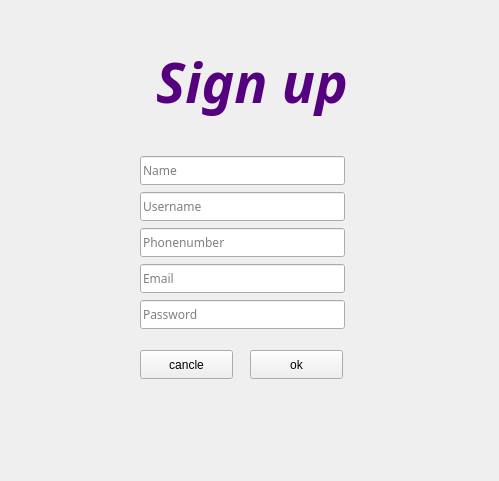
Before: the Qt Designer form signup.ui in A-hmy/SkullKing_Endless-Loop_8, drawn with Qt 5.
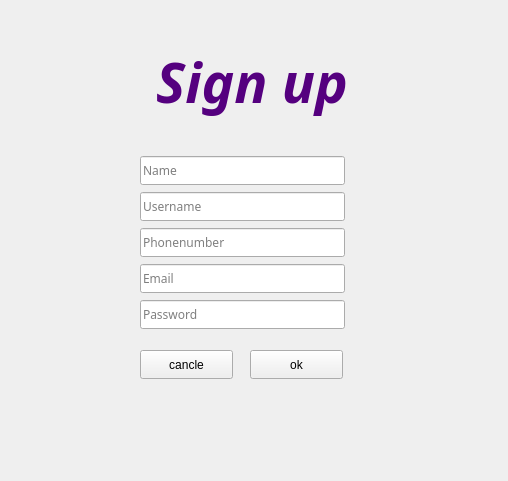
After: the same form once the commit is applied.

```diff
--- a/signup.ui
+++ b/signup.ui
@@ -6,7 +6,7 @@
    <rect>
     <x>0</x>
     <y>0</y>
-    <width>499</width>
+    <width>508</width>
     <height>481</height>
    </rect>
   </property>
```
